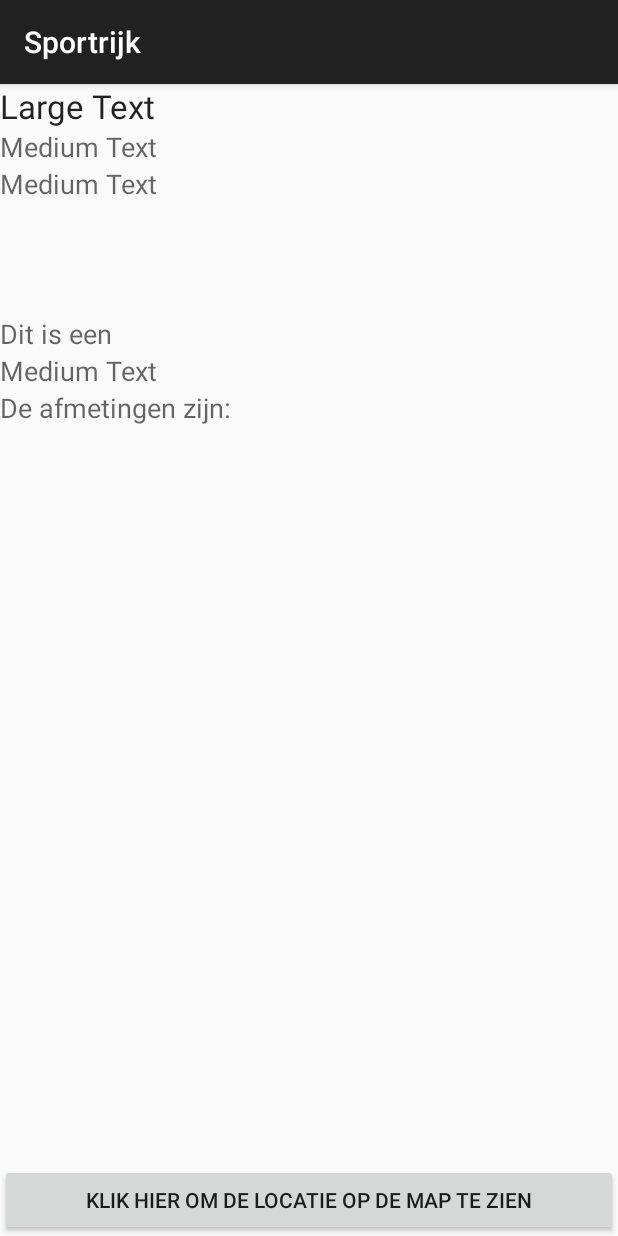
After one commit to KevinVanLancker/2NMCT_project2015_van_lancker_kevin, an Android app: the fragment LocatieDetailsFragment shown on its own in the app's theme, on a phone screen of 412 x 824 dp. The commit adds this screen. Run offline under Robolectric (Android 15) with nearby library versions, the phone set to English and light mode, and no system bars.

Commit message:
Nieuw icon die beter past bij het nieuwe concept.
Aanloop locatieDetailsFragment en xml gemaakt

```diff
--- a/ProjectDES/app/src/main/AndroidManifest.xml
+++ b/ProjectDES/app/src/main/AndroidManifest.xml
@@ -14,7 +14,7 @@
 
     <application
         android:allowBackup="true"
-        android:icon="@drawable/ic_action"
+        android:icon="@drawable/ic_launcher"
         android:label="@string/app_name"
         android:theme="@style/AppTheme" >
         <activity
--- /dev/null
+++ b/ProjectDES/app/src/main/java/be/howest/nmct/projectdes/LocatieDetailsFragment.java
@@ -0,0 +1,56 @@
+package be.howest.nmct.projectdes;
+
+
+import android.os.Bundle;
+import android.app.Fragment;
+import android.view.LayoutInflater;
+import android.view.View;
+import android.view.ViewGroup;
+import android.widget.Button;
+import android.widget.TextView;
+
+
+public class LocatieDetailsFragment extends Fragment {
+
+    Button btnMap;
+    TextView tvBenaming, tvAdres, tvGemeente, tvSoort, tvSport, tvAfmetingen;
+    static final String LOCATIE_ADRES = "be.howest.nmct.projectdes.NEW_LOCATIE_ADRES";
+    static final String LOCATIE_GEMEENTE = "be.howest.nmct.projectdes.NEW_LOCATIE_GEMEENTE";
+    static final String LOCATIE_SPORT = "be.howest.nmct.projectdes.NEW_LOCATIE_SPORT";
+
+
+    public LocatieDetailsFragment() {
+        // Required empty public constructor
+    }
+
+    public static LocatieDetailsFragment newInstance(String adres,String gemeente, String sport){
+        LocatieDetailsFragment fragment = new LocatieDetailsFragment();
+        Bundle args = new Bundle();
+        args.putString(LOCATIE_ADRES, adres);
+        args.putString(LOCATIE_GEMEENTE, gemeente);
+        args.putString(LOCATIE_SPORT, sport);
+        fragment.setArguments(args);
+        return fragment;
+    }
+
+
+    @Override
+    public View onCreateView(LayoutInflater inflater, ViewGroup container,
+                             Bundle savedInstanceState) {
+        // Inflate the layout for this fragment
+        View v =  inflater.inflate(R.layout.fragment_locatie_details, container, false);
+
+        btnMap = (Button) v.findViewById(R.id.btnMap);
+        tvBenaming = (TextView) v.findViewById(R.id.tvBenaming);
+        tvAdres = (TextView) v.findViewById(R.id.tvAdres);
+        tvGemeente = (TextView) v.findViewById(R.id.tvGemeente);
+        tvSoort = (TextView) v.findViewById(R.id.tvSoort);
+        tvSport = (TextView) v.findViewById(R.id.tvSport);
+        tvAfmetingen = (TextView) v.findViewById(R.id.tvAfmetingen);
+
+
+        return v;
+    }
+
+
+}
--- /dev/null
+++ b/ProjectDES/app/src/main/res/layout/fragment_locatie_details.xml
@@ -0,0 +1,78 @@
+<RelativeLayout xmlns:android="http://schemas.android.com/apk/res/android"
+    xmlns:tools="http://schemas.android.com/tools" android:layout_width="match_parent"
+    android:layout_height="match_parent"
+    tools:context="be.howest.nmct.projectdes.LocatieDetailsFragment">
+
+    <!-- TODO: Update blank fragment layout -->
+
+    <TextView
+        android:layout_width="wrap_content"
+        android:layout_height="wrap_content"
+        android:textAppearance="?android:attr/textAppearanceLarge"
+        android:text="Large Text"
+        android:id="@+id/tvBenaming"
+        android:layout_alignParentTop="true"
+        android:layout_alignParentStart="true"
+        android:layout_alignParentEnd="true" />
+
+    <TextView
+        android:layout_width="wrap_content"
+        android:layout_height="wrap_content"
+        android:textAppearance="?android:attr/textAppearanceMedium"
+        android:text="Medium Text"
+        android:id="@+id/tvAdres"
+        android:layout_below="@+id/tvBenaming"
+        android:layout_alignParentStart="true"
+        android:layout_alignParentEnd="true" />
+
+    <TextView
+        android:layout_width="wrap_content"
+        android:layout_height="wrap_content"
+        android:textAppearance="?android:attr/textAppearanceMedium"
+        android:text="Medium Text"
+        android:id="@+id/tvGemeente"
+        android:layout_below="@+id/tvAdres"
+        android:layout_alignParentStart="true"
+        android:layout_alignParentEnd="true" />
+
+    <TextView
+        android:layout_width="wrap_content"
+        android:layout_height="wrap_content"
+        android:textAppearance="?android:attr/textAppearanceMedium"
+        android:text="@string/soortLocatie"
+        android:id="@+id/tvSoort"
+        android:layout_below="@+id/tvGemeente"
+        android:layout_alignParentStart="true"
+        android:layout_marginTop="75dp"
+        android:layout_alignParentEnd="true" />
+
+    <TextView
+        android:layout_width="wrap_content"
+        android:layout_height="wrap_content"
+        android:textAppearance="?android:attr/textAppearanceMedium"
+        android:text="Medium Text"
+        android:id="@+id/tvSport"
+        android:layout_below="@+id/tvSoort"
+        android:layout_alignParentStart="true"
+        android:layout_alignParentEnd="true" />
+
+    <TextView
+        android:layout_width="wrap_content"
+        android:layout_height="wrap_content"
+        android:textAppearance="?android:attr/textAppearanceMedium"
+        android:text="@string/afmetingen"
+        android:id="@+id/tvAfmetingen"
+        android:layout_below="@+id/tvSport"
+        android:layout_alignParentStart="true"
+        android:layout_alignParentEnd="true" />
+
+    <Button
+        android:layout_width="wrap_content"
+        android:layout_height="wrap_content"
+        android:text="@string/buttonMap"
+        android:id="@+id/btnMap"
+        android:layout_alignParentBottom="true"
+        android:layout_centerHorizontal="true"
+        android:layout_alignParentEnd="true"
+        android:layout_alignParentStart="true" />
+</RelativeLayout>
--- a/ProjectDES/app/src/main/res/values/strings.xml
+++ b/ProjectDES/app/src/main/res/values/strings.xml
@@ -1,6 +1,7 @@
 <resources>
-    <string name="app_name">ProjectDES</string>
+    <string name="app_name">Sportrijk</string>
     <string name="action_settings">Settings</string>
-    <string name="Locations">Locaties</string>
-    <string name="MapButton">Map</string>
+    <string name="soortLocatie">Dit is een </string>
+    <string name="afmetingen">De afmetingen zijn: </string>
+    <string name="buttonMap">Klik hier om de locatie op de map te zien</string>
 </resources>
```
Also changed, not shown: ProjectDES/app/src/main/java/be/howest/nmct/projectdes/LocationsFragment.java (+8 -2 lines), ProjectDES/app/src/main/java/be/howest/nmct/projectdes/MainFragment.java (deleted, +0 -65 lines), ProjectDES/app/src/main/res/layout/fragment_main.xml (deleted, +0 -31 lines), ProjectDES/app/src/main/res/drawable-hdpi/ic_action.png (deleted), ProjectDES/app/src/main/res/drawable-ldpi/ic_action.png (deleted), ProjectDES/app/src/main/res/drawable-mdpi/ic_action.png (deleted), ProjectDES/app/src/main/res/drawable-xhdpi/ic_action.png (deleted), ProjectDES/app/src/main/res/drawable-xxhdpi/ic_action.png (deleted), 1 other file.
